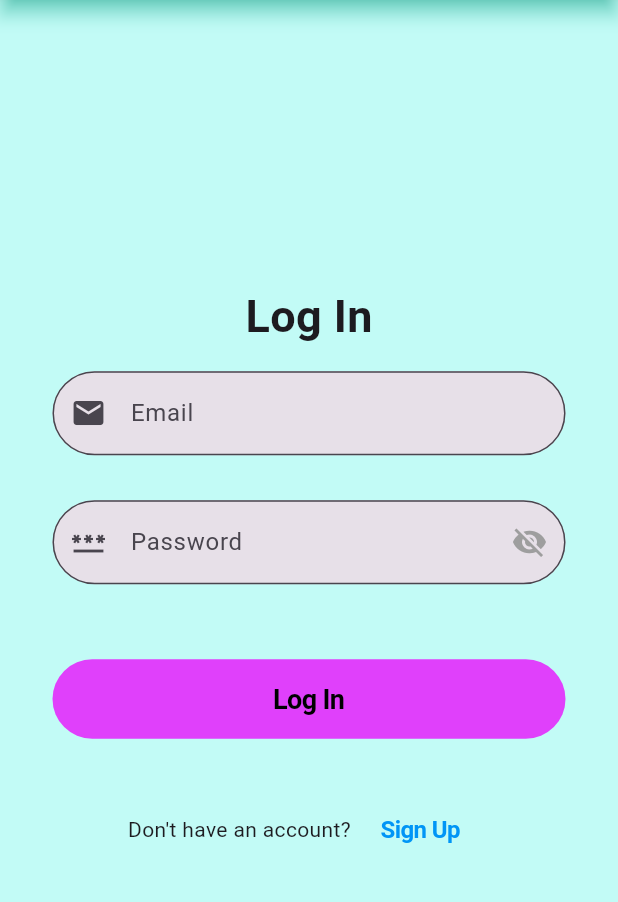
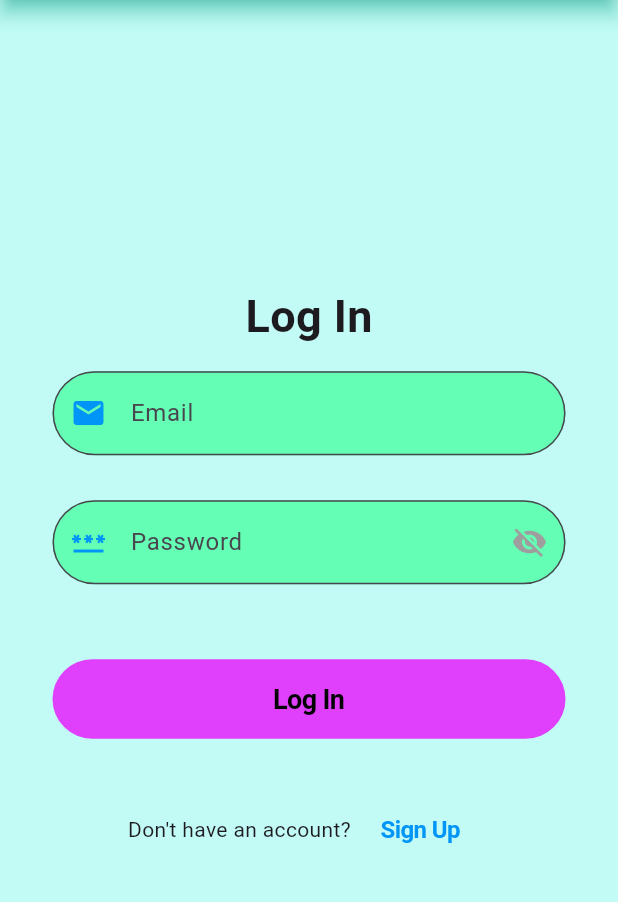
Before and after one commit to itskartike910/chat_app, a Flutter app: the screen it shows after launch, on a phone screen of 412 x 824 dp, the part 84-986 px from its top. Run offline on Flutter 3.47's test engine with Material 3 defaults, Android fonts, the phone set to English and light mode, and no system bars; our stand-ins replace cloud_firestore, firebase_auth, firebase_core, fluttertoast; accounts and stored records are empty.

Commit message:
changes ui

```diff
--- a/lib/widgets/consts.dart
+++ b/lib/widgets/consts.dart
@@ -31,10 +31,10 @@ Widget sizeHor(double width) {
   );
 }
 
-void toast(String message) {
+void toast(String message, Toast length) {
   Fluttertoast.showToast(
     msg: message,
-    toastLength: Toast.LENGTH_LONG,
+    toastLength: length,
     gravity: ToastGravity.BOTTOM,
     timeInSecForIosWeb: 2,
     backgroundColor: blueColor,
--- a/lib/widgets/form_container.dart
+++ b/lib/widgets/form_container.dart
@@ -1,3 +1,4 @@
+import 'package:chat_app/widgets/consts.dart';
 import 'package:flutter/material.dart';
 
 // ignore: must_be_immutable
@@ -68,11 +69,10 @@ class _FormContainerWidgetState extends State<FormContainerWidget> {
               borderSide: BorderSide(width: 2),
               borderRadius: BorderRadius.all(Radius.circular(30.0)),
             ),
-            // prefixIcon: Icon(Icons.widgets,color: Colors.pinkAccent,),
             filled: true,
+            fillColor: const Color.fromARGB(255, 100, 255, 180),
             hintText: widget.hintText,
-            // hintStyle: TextStyle(color: Colors.black45),
-            prefixIcon: Icon(widget.icon as IconData?),
+            prefixIcon: Icon(widget.icon, color: blueColor,),
             suffixIcon: GestureDetector(
               onTap: () {
                 setState(() {
```
Also changed, not shown: lib/authentication/login_page.dart (+5 -3 lines), lib/authentication/signup_page.dart (+6 -4 lines).
